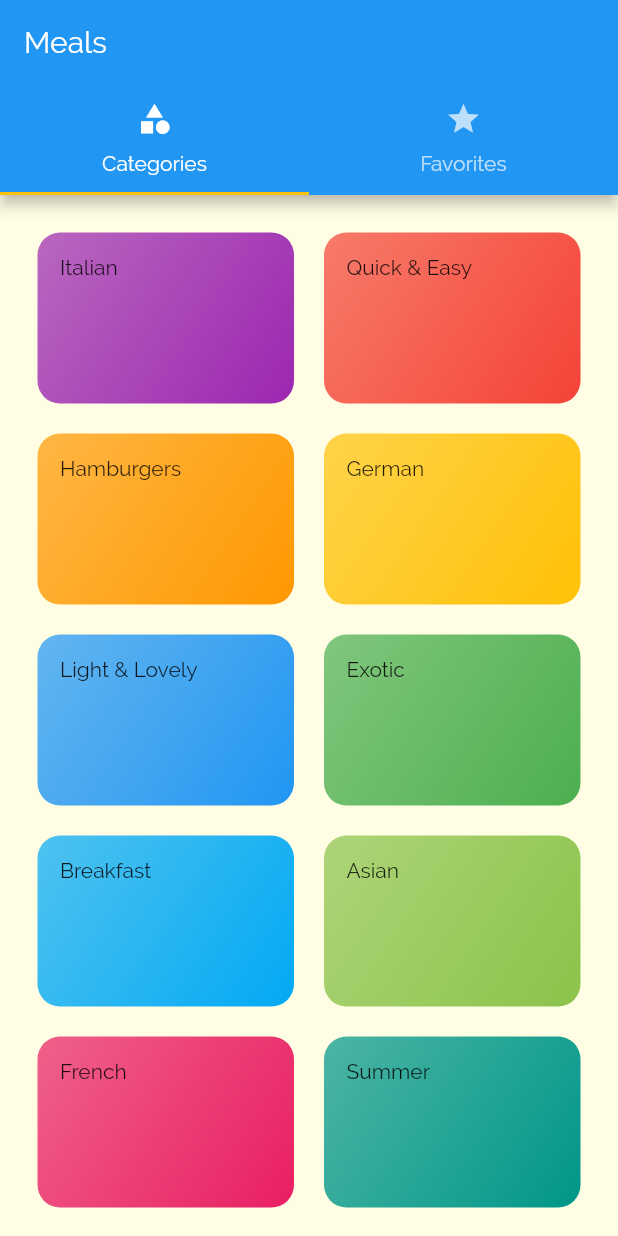
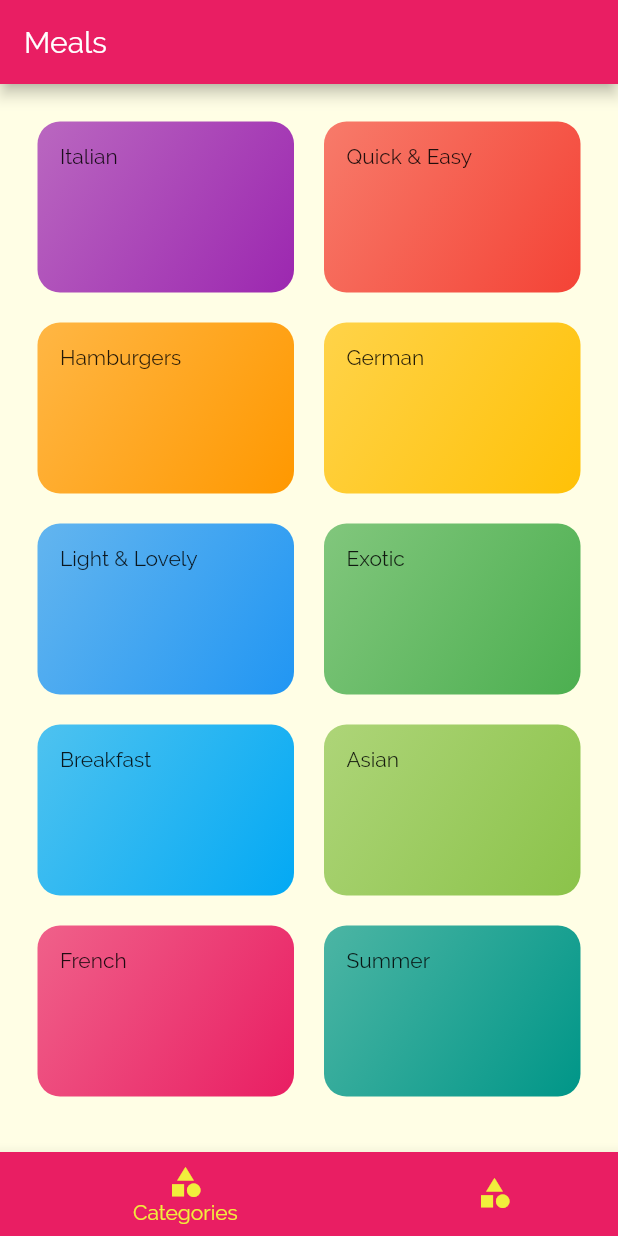
Before and after one commit to utsav1103/Flutter_meal_app, a Flutter app: the screen it shows after launch, on a phone screen of 412 x 824 dp. Run offline on Flutter 3.47's test engine with Material 2 defaults, Android fonts, the phone set to English and light mode, and no system bars.

```diff
--- a/lib/main.dart
+++ b/lib/main.dart
@@ -12,8 +12,8 @@ class MyApp extends StatelessWidget {
     return MaterialApp(
       title: 'DeliMeals',
       theme: ThemeData(
-        primarySwatch: Colors.pink,
-        colorScheme: ColorScheme.fromSwatch().copyWith(secondary: Colors.amber),
+
+        colorScheme: ColorScheme.fromSwatch().copyWith(secondary: Colors.pink),
         canvasColor: Color.fromRGBO(255, 254, 229, 1),
         fontFamily: 'Raleway',
 
--- a/lib/screens/tabs_screen.dart
+++ b/lib/screens/tabs_screen.dart
@@ -1,5 +1,5 @@
 import 'package:flutter/material.dart';
-import 'package:meal_app/screens/favorites_screen.dart';
+import './favorites_screen.dart';
 import './categories_screen.dart';
 
 class TabsScreen extends StatefulWidget {
@@ -8,36 +8,45 @@ class TabsScreen extends StatefulWidget {
 }
 
 class _TabsScreenState extends State<TabsScreen> {
+  final List<Widget> _pages = [
+   CategoriesScreen(),
+   FavoritesScreen(),
+  ];
+  int _slectedPageIndex = 0;
+
+  void _selectPage(int index) {
+    setState(() {
+      _slectedPageIndex = index;
+    });
+  }
+
   @override
   Widget build(BuildContext context) {
-    return DefaultTabController(
-      length: 2,
-      child: Scaffold(
-        appBar: AppBar(
-          title: Text('Meals'),
-          bottom: TabBar(
-            tabs: <Widget>[
-              Tab(
-                icon: Icon(
-                  Icons.category,
-                ),
-                text: 'Categories',
-              ),
-              Tab(
-                icon: Icon(
-                  Icons.star,
-                ),
-                text: 'Favorites',
-              ),
-            ],
+    return Scaffold(
+      appBar: AppBar(
+        title: Text('Meals'),
+        backgroundColor: Colors.pink,
+      ),
+      body: _pages[_slectedPageIndex],
+      bottomNavigationBar: BottomNavigationBar(
+        onTap: _selectPage,
+        backgroundColor: Colors.pink,
+        unselectedItemColor: Color.fromARGB(255, 241, 238, 60),
+        selectedItemColor: Color.fromARGB(255, 241, 238, 60),
+        currentIndex: _slectedPageIndex,
+        type: BottomNavigationBarType.shifting,
+        items: const [
+          BottomNavigationBarItem(
+            backgroundColor: Colors.pink,
+            icon: Icon(Icons.category),
+            label: 'Categories',
           ),
-        ),
-        body: TabBarView(
-          children: <Widget>[
-            CategoriesScreen(),
-            FavoritesScreen(),
-          ],
-        ),
+          BottomNavigationBarItem(
+            backgroundColor: Colors.pink,
+            icon: Icon(Icons.category),
+            label: 'Favorites',
+          ),
+        ],
       ),
     );
   }
```
